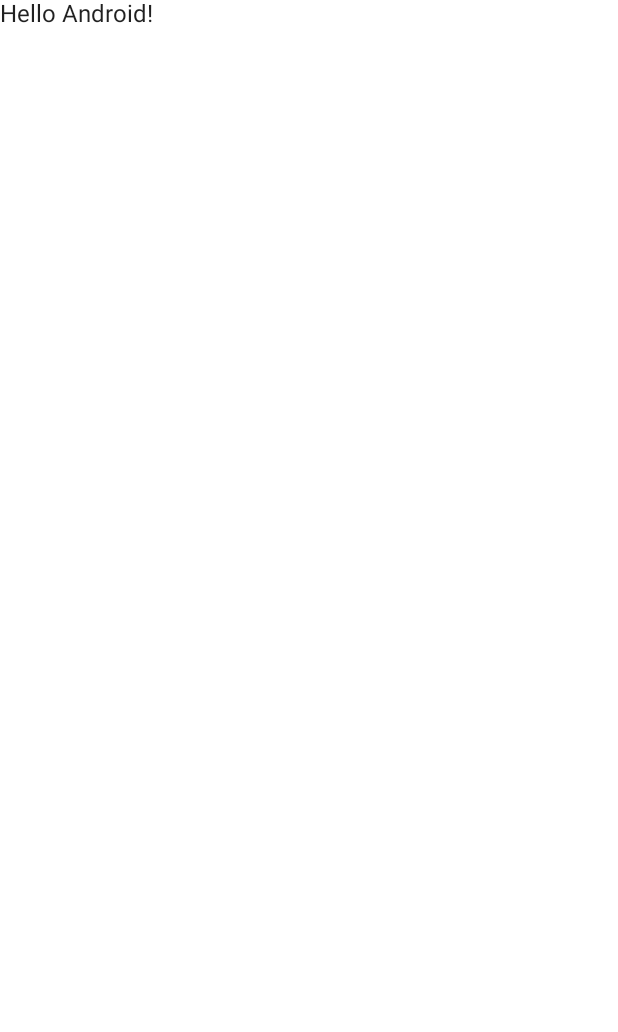
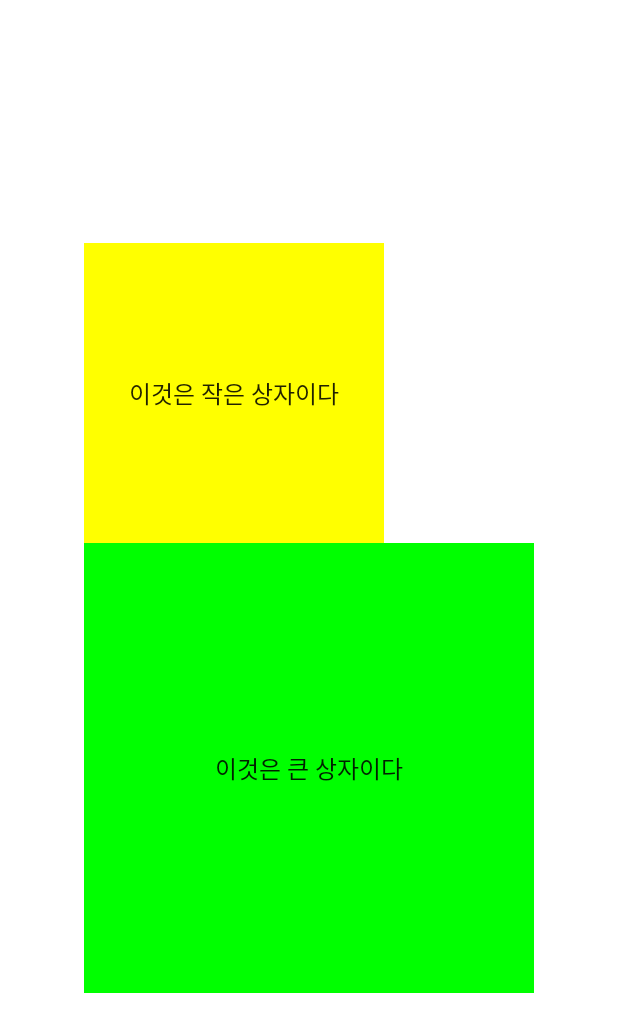
Before and after one commit to jundonghyun/ComposeUI, an Android app built with Jetpack Compose: the screen it shows after launch (MainActivity), on a phone screen of 412 x 824 dp. Before the commit the part shown is almost empty. Shown: the top 1032 px of the screen. Run offline under Robolectric (Android 15) with nearby library versions, the phone set to English and light mode, and no system bars.

Commit message:
BoxConstraint 수정

```diff
--- a/BoxWithConstraint/app/src/main/java/com/example/boxwithconstraint/MainActivity.kt
+++ b/BoxWithConstraint/app/src/main/java/com/example/boxwithconstraint/MainActivity.kt
@@ -3,13 +3,17 @@ package com.example.boxwithconstraint
 import android.os.Bundle
 import androidx.activity.ComponentActivity
 import androidx.activity.compose.setContent
-import androidx.compose.foundation.layout.fillMaxSize
+import androidx.compose.foundation.background
+import androidx.compose.foundation.layout.*
 import androidx.compose.material.MaterialTheme
 import androidx.compose.material.Surface
 import androidx.compose.material.Text
 import androidx.compose.runtime.Composable
+import androidx.compose.ui.Alignment
 import androidx.compose.ui.Modifier
+import androidx.compose.ui.graphics.Color
 import androidx.compose.ui.tooling.preview.Preview
+import androidx.compose.ui.unit.dp
 import com.example.boxwithconstraint.ui.theme.BoxWithConstraintTheme
 
 class MainActivity : ComponentActivity() {
@@ -22,7 +26,7 @@ class MainActivity : ComponentActivity() {
                     modifier = Modifier.fillMaxSize(),
                     color = MaterialTheme.colors.background
                 ) {
-                    Greeting("Android")
+                    BoxWithConstraintContainer()
                 }
             }
         }
@@ -30,14 +34,47 @@ class MainActivity : ComponentActivity() {
 }
 
 @Composable
-fun Greeting(name: String) {
-    Text(text = "Hello $name!")
+fun BoxWithConstraintContainer(){
+    BoxWithConstraints(modifier = Modifier
+        .fillMaxSize()
+        .background(Color.White),
+        Alignment.Center,
+        propagateMinConstraints = false
+    ) {
+
+        Column() {
+            BoxWithConstraintsItems(modifier = Modifier
+                .size(200.dp)
+                .background(Color.Yellow)
+            )
+            BoxWithConstraintsItems(modifier = Modifier
+                .size(300.dp)
+                .background(Color.Green)
+            )
+        }
+    }
 }
+
+@Composable
+fun BoxWithConstraintsItems(modifier: Modifier){
+    BoxWithConstraints(
+        modifier = modifier
+            .fillMaxSize(),
+        contentAlignment = Alignment.Center,
+        propagateMinConstraints = false
+    ) {
+        if(this.minWidth > 200.dp){
+            Text(text = "이것은 큰 상자이다")
+        }
+        else Text(text = "이것은 작은 상자이다")
+    }
+}
+
 
 @Preview(showBackground = true)
 @Composable
 fun DefaultPreview() {
     BoxWithConstraintTheme {
-        Greeting("Android")
+        BoxWithConstraintContainer()
     }
 }
```
